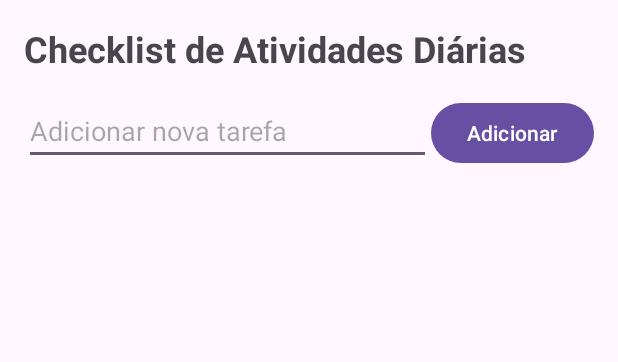
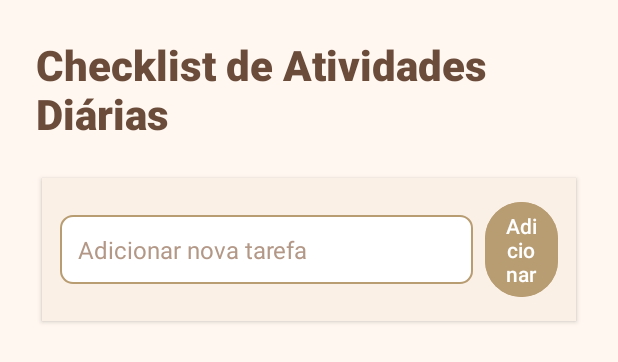
Before and after one commit to IasmimCoder/checklist-kotlin, an Android app: the layout activity_main.xml on its own in the app's theme, with its tools: preview values and no code run, on a phone screen of 412 x 824 dp. Shown: the top 362 px of the screen. Run offline under Robolectric (Android 15) with nearby library versions, the phone set to English and light mode, and no system bars.

Commit message:
alteracao layout

```diff
--- /dev/null
+++ b/app/src/main/res/drawable/edittext_background.xml
@@ -0,0 +1,9 @@
+<?xml version="1.0" encoding="utf-8"?>
+<shape xmlns:android="http://schemas.android.com/apk/res/android"
+    android:shape="rectangle">
+    <solid android:color="#FFFFFF"/> <!-- Cor de fundo branca -->
+    <corners android:radius="8dp"/> <!-- Bordas arredondadas -->
+    <stroke
+        android:width="1dp"
+        android:color="#B89C72"/> <!-- Cor da borda -->
+</shape>
--- a/app/src/main/res/layout/activity_main.xml
+++ b/app/src/main/res/layout/activity_main.xml
@@ -1,46 +1,77 @@
+<?xml version="1.0" encoding="utf-8"?>
 <LinearLayout xmlns:android="http://schemas.android.com/apk/res/android"
     android:id="@+id/rootLayout"
     android:layout_width="match_parent"
     android:layout_height="match_parent"
     android:orientation="vertical"
-    android:padding="16dp"
+    android:padding="24dp"
+    android:background="#FFF7F0"
     >
+
     <TextView
         android:id="@+id/titleText"
         android:layout_width="match_parent"
         android:layout_height="wrap_content"
         android:text="Checklist de Atividades Diárias"
-        android:textSize="24sp"
+        android:textSize="28sp"
         android:textStyle="bold"
-        android:paddingBottom="16dp"
+        android:textColor="#6B4C3B"
+        android:paddingBottom="24dp"
+        android:fontFamily="sans-serif-medium"
         />
+
     <LinearLayout
         android:id="@+id/inputLayout"
         android:layout_width="match_parent"
         android:layout_height="wrap_content"
-        android:orientation="horizontal" >
+        android:orientation="horizontal"
+        android:background="#FAF0E6"
+        android:padding="12dp"
+        android:elevation="2dp"
+        android:clipToPadding="false"
+        android:layout_marginBottom="16dp"
+        android:layout_marginStart="4dp"
+        android:layout_marginEnd="4dp"
+        android:gravity="center_vertical"
+        android:weightSum="1">
 
         <EditText
             android:id="@+id/inputTask"
             android:layout_width="0dp"
             android:layout_height="wrap_content"
-            android:layout_weight="1"
+            android:layout_weight="0.85"
             android:hint="Adicionar nova tarefa"
             android:inputType="text"
+            android:background="@drawable/edittext_background"
+            android:padding="12dp"
+            android:textColor="#6B4C3B"
+            android:textColorHint="#B39887"
+            android:fontFamily="sans-serif"
+            android:textSize="16sp"
             />
 
         <Button
             android:id="@+id/addButton"
-            android:layout_width="wrap_content"
+            android:layout_width="0dp"
             android:layout_height="wrap_content"
+            android:layout_weight="0.15"
             android:text="Adicionar"
+            android:textColor="#FFF"
+            android:backgroundTint="#B89C72"
+            android:fontFamily="sans-serif-medium"
+            android:textAllCaps="false"
+            android:paddingHorizontal="12dp"
+            android:layout_marginStart="8dp"
             />
     </LinearLayout>
+
     <ListView
         android:id="@+id/taskListView"
         android:layout_width="match_parent"
         android:layout_height="0dp"
         android:layout_weight="1"
-        android:paddingTop="16dp"
+        android:paddingTop="8dp"
+        android:divider="#B89C72"
+        android:dividerHeight="1dp"
         />
 </LinearLayout>
```
